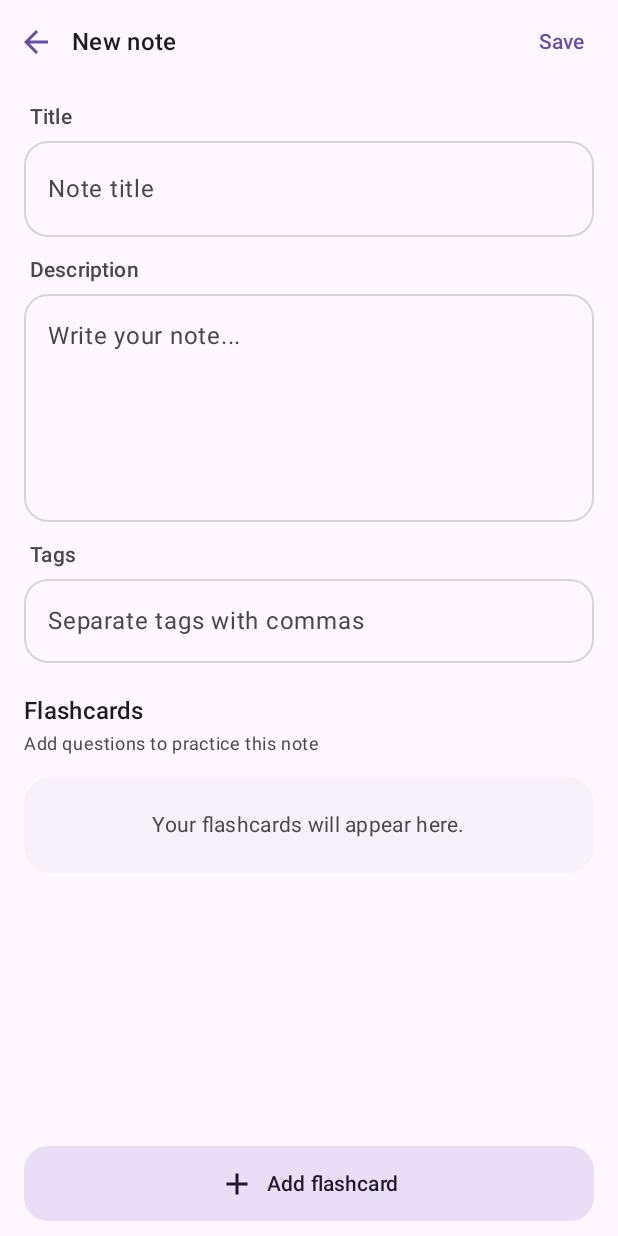
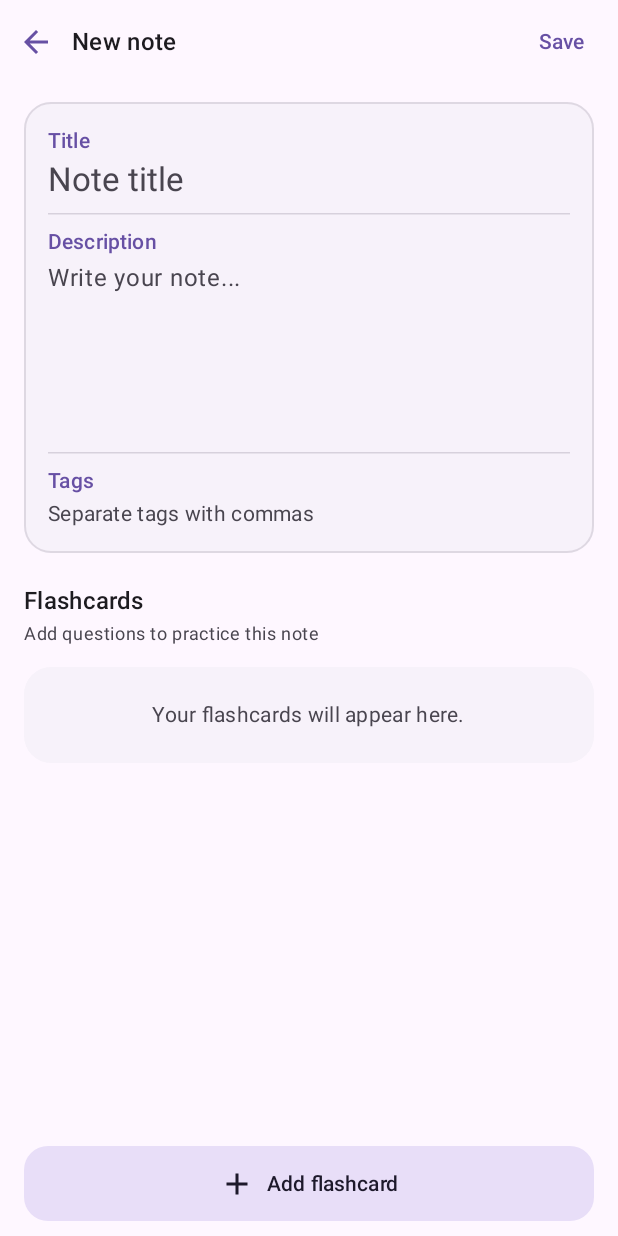
Before and after one commit to itzmekyleee/cue, an Android app built with Jetpack Compose: the @Preview function NoteEditorScreenEmptyPreview, on a phone screen of 412 x 824 dp. Run offline under Robolectric (Android 15) with nearby library versions, the phone set to English and light mode, and no system bars.

Commit message:
style: improve note editor field alignment - make field labels easier to see - Align the note placeholder with the cursor

```diff
--- a/app/src/main/java/ph/edu/comteq/cue/ui/notes/NoteEditorScreen.kt
+++ b/app/src/main/java/ph/edu/comteq/cue/ui/notes/NoteEditorScreen.kt
@@ -9,6 +9,7 @@ import androidx.compose.foundation.layout.*
 import androidx.compose.foundation.lazy.LazyColumn
 import androidx.compose.foundation.lazy.items
 import androidx.compose.foundation.shape.RoundedCornerShape
+import androidx.compose.foundation.text.BasicTextField
 import androidx.compose.material.icons.Icons
 import androidx.compose.material.icons.filled.Delete
 import androidx.compose.material.icons.filled.Edit
@@ -18,6 +19,7 @@ import androidx.compose.runtime.*
 import androidx.compose.ui.Alignment
 import androidx.compose.ui.Modifier
 import androidx.compose.ui.draw.clip
+import androidx.compose.ui.graphics.SolidColor
 import androidx.compose.ui.tooling.preview.Preview
 import androidx.compose.ui.unit.dp
 import ph.edu.comteq.cue.data.local.entity.Card
@@ -151,55 +153,51 @@ fun NoteEditorScreenContent(
                 verticalArrangement = Arrangement.spacedBy(12.dp)
             ) {
                 item {
-                    EditorField(
+                    Surface(
+                        modifier = Modifier.fillMaxWidth(),
+                        shape = RoundedCornerShape(18.dp),
+                        color = MaterialTheme.colorScheme.surfaceContainerLow,
+                        border = BorderStroke(
+                            1.dp,
+                            MaterialTheme.colorScheme.outlineVariant.copy(alpha = 0.55f)
+                        )
+                    ) {
+                        Column(modifier = Modifier.padding(vertical = 8.dp)) {
+                            NoteTextInput(
                                 label = "Title",
-                        modifier = Modifier.fillMaxWidth()
-                    ) {
-                        TextField(
                                 value = title,
+                                placeholder = "Note title",
+                                textStyle = MaterialTheme.typography.titleLarge,
                                 onValueChange = onTitleChange,
-                            placeholder = { Text("Note title") },
-                            singleLine = true,
-                            textStyle = MaterialTheme.typography.headlineSmall,
-                            colors = editorTextFieldColors(),
-                            modifier = Modifier.fillMaxWidth()
+                                singleLine = true
+                            )
+                            HorizontalDivider(
+                                modifier = Modifier.padding(horizontal = 16.dp),
+                                color = MaterialTheme.colorScheme.outlineVariant.copy(alpha = 0.7f)
+                            )
+                            NoteTextInput(
+                                label = "Description",
+                                value = body,
+                                placeholder = "Write your note...",
+                                textStyle = MaterialTheme.typography.bodyLarge,
+                                onValueChange = onBodyChange,
+                                minLines = 5,
+                                maxLines = 12,
+                                modifier = Modifier.heightIn(min = 150.dp, max = 260.dp)
+                            )
+                            HorizontalDivider(
+                                modifier = Modifier.padding(horizontal = 16.dp),
+                                color = MaterialTheme.colorScheme.outlineVariant.copy(alpha = 0.7f)
+                            )
+                            NoteTextInput(
+                                label = "Tags",
+                                value = tagsText,
+                                placeholder = "Separate tags with commas",
+                                textStyle = MaterialTheme.typography.bodyMedium,
+                                onValueChange = onTagsTextChange,
+                                singleLine = true
                             )
                         }
-                }
-
-                item {
-                    EditorField(
-                        label = "Description",
-                        modifier = Modifier.fillMaxWidth()
-                    ) {
-                        TextField(
-                            value = body,
-                            onValueChange = onBodyChange,
-                            placeholder = { Text("Write your note...") },
-                            minLines = 5,
-                            maxLines = 12,
-                            textStyle = MaterialTheme.typography.bodyLarge,
-                            colors = editorTextFieldColors(),
-                            modifier = Modifier
-                                .fillMaxWidth()
-                                .heightIn(min = 150.dp, max = 260.dp)
-                        )
-                    }
-                }
-
-                item {
-                    EditorField(
-                        label = "Tags",
-                        modifier = Modifier.fillMaxWidth()
-                    ) {
-                        TextField(
-                            value = tagsText,
-                            onValueChange = onTagsTextChange,
-                            placeholder = { Text("Separate tags with commas") },
-                            singleLine = true,
-                            colors = editorTextFieldColors(),
-                            modifier = Modifier.fillMaxWidth()
-                        )
                     }
                 }
 
@@ -346,44 +344,52 @@ fun NoteEditorScreenContent(
 }
 
 @Composable
-private fun EditorField(
+private fun NoteTextInput(
     label: String,
+    value: String,
+    placeholder: String,
+    textStyle: androidx.compose.ui.text.TextStyle,
+    onValueChange: (String) -> Unit,
     modifier: Modifier = Modifier,
-    content: @Composable () -> Unit
+    singleLine: Boolean = false,
+    minLines: Int = 1,
+    maxLines: Int = Int.MAX_VALUE
 ) {
     Column(
-        modifier = modifier,
-        verticalArrangement = Arrangement.spacedBy(6.dp)
+        modifier = modifier
+            .fillMaxWidth()
+            .padding(horizontal = 16.dp, vertical = 8.dp),
+        verticalArrangement = Arrangement.spacedBy(2.dp)
     ) {
         Text(
             text = label,
             style = MaterialTheme.typography.labelLarge,
-            color = MaterialTheme.colorScheme.onSurfaceVariant,
-            modifier = Modifier.padding(start = 4.dp)
+            color = MaterialTheme.colorScheme.primary
         )
-        Surface(
-            shape = RoundedCornerShape(16.dp),
-            color = MaterialTheme.colorScheme.surface,
-            border = BorderStroke(
-                1.dp,
-                MaterialTheme.colorScheme.outlineVariant.copy(alpha = 0.7f)
+        BasicTextField(
+            value = value,
+            onValueChange = onValueChange,
+            textStyle = textStyle.copy(color = MaterialTheme.colorScheme.onSurface),
+            cursorBrush = SolidColor(MaterialTheme.colorScheme.primary),
+            singleLine = singleLine,
+            minLines = minLines,
+            maxLines = maxLines,
+            modifier = Modifier.fillMaxWidth(),
+            decorationBox = { innerTextField ->
+                Box(contentAlignment = Alignment.TopStart) {
+                    if (value.isEmpty()) {
+                        Text(
+                            text = placeholder,
+                            style = textStyle,
+                            color = MaterialTheme.colorScheme.onSurfaceVariant
                         )
-        ) {
-            content()
+                    }
+                    innerTextField()
                 }
             }
+        )
     }
-
-@Composable
-private fun editorTextFieldColors() = TextFieldDefaults.colors(
-    focusedContainerColor = MaterialTheme.colorScheme.surface,
-    unfocusedContainerColor = MaterialTheme.colorScheme.surface,
-    disabledContainerColor = MaterialTheme.colorScheme.surface,
-    focusedIndicatorColor = androidx.compose.ui.graphics.Color.Transparent,
-    unfocusedIndicatorColor = androidx.compose.ui.graphics.Color.Transparent,
-    disabledIndicatorColor = androidx.compose.ui.graphics.Color.Transparent,
-    cursorColor = MaterialTheme.colorScheme.primary
-)
+}
 
 @Composable
 private fun CardRow(card: Card, onEditClick: () -> Unit, onDeleteClick: () -> Unit) {
```
Lines whose indentation alone changed are shown as unchanged.
